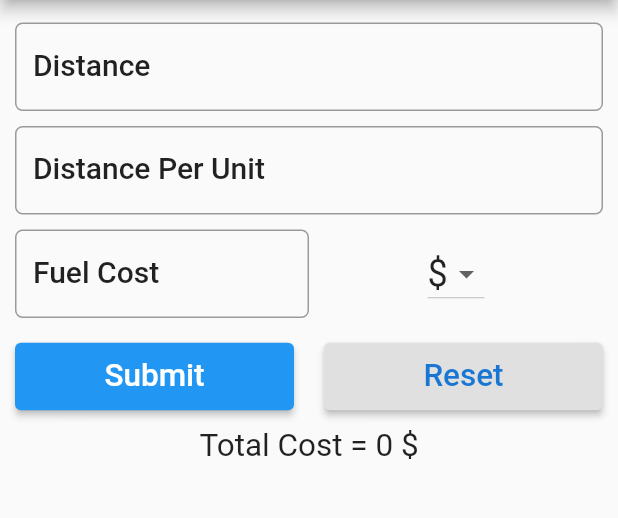
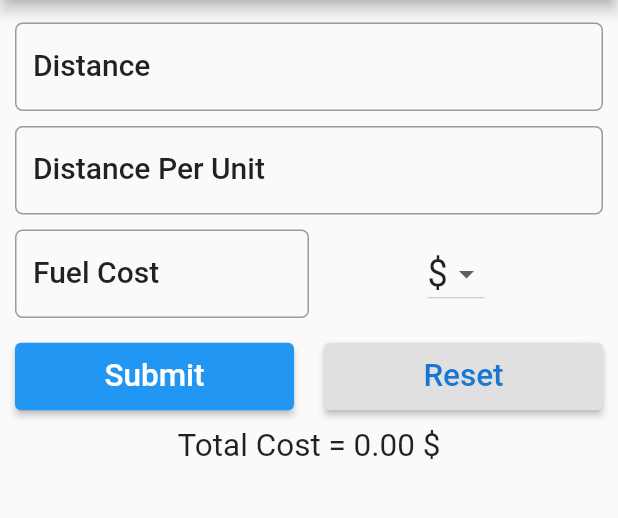
Before and after one commit to devahmedsaleh/trip_cost, a Flutter app: the screen it shows after launch, on a phone screen of 412 x 824 dp, the part 84-602 px from its top. Run offline on Flutter 3.47's test engine with Material 2 defaults, Android fonts, the phone set to English and light mode, and no system bars.

Commit message:
round result

```diff
--- a/lib/main.dart
+++ b/lib/main.dart
@@ -103,7 +103,7 @@ class _TripFormState extends State<TripForm> {
             ),
           ),
           Text(
-            'Total Cost = $totalCost ${currencyMap[selectedCurrency]}',
+            'Total Cost = ${totalCost.toStringAsFixed(2)} ${currencyMap[selectedCurrency]}',
             textScaleFactor: AppTheme.textScaleFactor,
           ),
         ],
```
